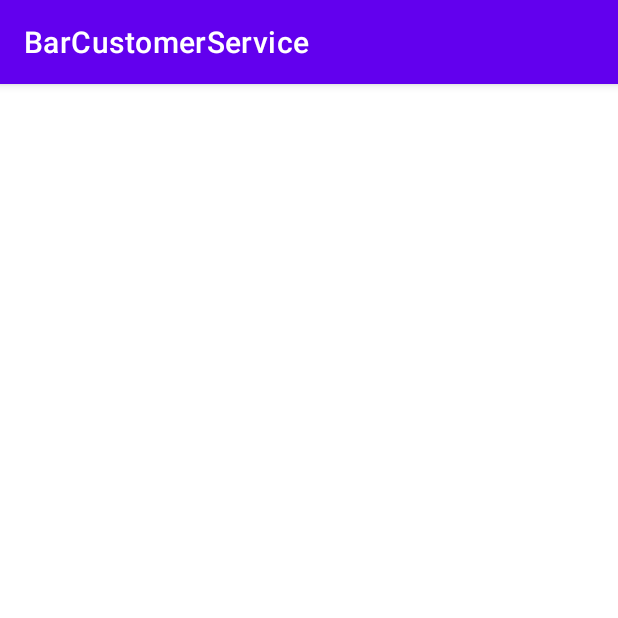
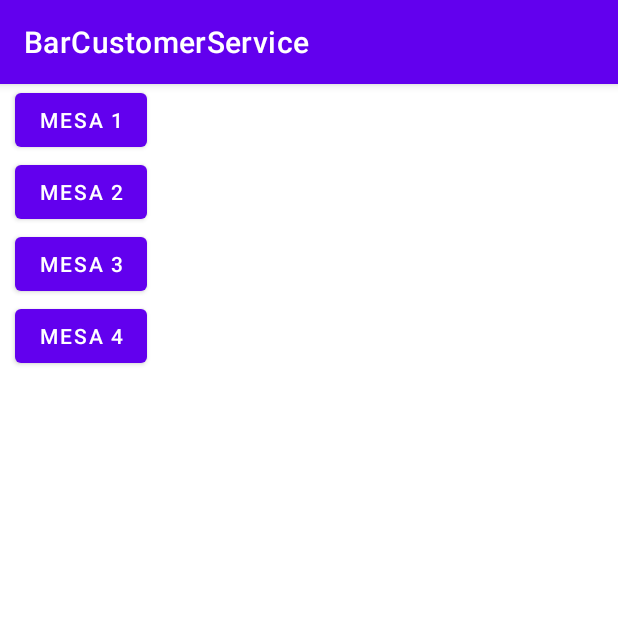
Before and after one commit to ABRAHAM-UMANA-D/barCustomerServiceApplication, an Android app: the screen it shows after launch (MainActivity), on a phone screen of 412 x 824 dp, the top half of it. Run offline under Robolectric (Android 15) with nearby library versions, the phone set to English and light mode, and no system bars; our stand-ins replace Firebase (no records; nobody signed in at launch, a user with empty details on screens opened directly); 10 statements that could not run were skipped.

Commit message:
Update Jeimmy

```diff
--- a/app/src/main/java/com/example/barcustomerservice/BarAdapter.java
+++ b/app/src/main/java/com/example/barcustomerservice/BarAdapter.java
@@ -30,12 +30,12 @@ public class BarAdapter extends RecyclerView.Adapter<BarAdapter.BarViewHolder> {
     @Override
     public void onBindViewHolder(@NonNull BarViewHolder holder, int position) {
         Mesa mesa = listMesas.get(position);
-
+        holder.txt_numero.setText(mesa.getNumero_mesa());
     }
 
     @Override
     public int getItemCount() {
-        return 0;
+        return listMesas.size();
     }
 
     public class BarViewHolder extends RecyclerView.ViewHolder {
@@ -43,6 +43,7 @@ public class BarAdapter extends RecyclerView.Adapter<BarAdapter.BarViewHolder> {
 
         public BarViewHolder(@NonNull View itemView) {
             super(itemView);
+            txt_numero=itemView.findViewById(R.id.text_numero);
         }
     }
 }
--- a/app/src/main/res/layout/activity_main.xml
+++ b/app/src/main/res/layout/activity_main.xml
@@ -2,6 +2,57 @@
 <androidx.constraintlayout.widget.ConstraintLayout xmlns:android="http://schemas.android.com/apk/res/android"
     xmlns:app="http://schemas.android.com/apk/res-auto"
     xmlns:tools="http://schemas.android.com/tools"
-    android:layout_width="wrap_content"
+    android:layout_width="match_parent"
     android:layout_height="wrap_content"
-    tools:context=".MainActivity"/>
+    tools:context=".MainActivity"
+    app:layout_behavior="@string/appbar_scrolling_view_behavior">
+
+    <LinearLayout
+        android:layout_width="match_parent"
+        android:layout_height="match_parent"
+        android:orientation="vertical">
+
+        <Button
+            android:layout_width="wrap_content"
+            android:layout_height="match_parent"
+            android:text="Mesa 1"
+            tools:layout_editor_absoluteX="81dp"
+            tools:layout_editor_absoluteY="85dp"
+            android:layout_marginLeft="10dp"/>
+
+        <Button
+            android:layout_width="wrap_content"
+            android:layout_height="match_parent"
+            android:text="Mesa 2"
+            tools:layout_editor_absoluteX="81dp"
+            tools:layout_editor_absoluteY="85dp"
+            android:layout_marginLeft="10dp"/>
+
+        <Button
+            android:layout_width="wrap_content"
+            android:layout_height="match_parent"
+            android:text="Mesa 3"
+            tools:layout_editor_absoluteX="81dp"
+            tools:layout_editor_absoluteY="85dp"
+            android:layout_marginLeft="10dp"/>
+
+        <Button
+            android:layout_width="wrap_content"
+            android:layout_height="match_parent"
+            android:text="Mesa 4"
+            tools:layout_editor_absoluteX="81dp"
+            tools:layout_editor_absoluteY="85dp"
+            android:layout_marginLeft="10dp"/>
+    </LinearLayout>
+
+    <androidx.recyclerview.widget.RecyclerView
+        android:id="@+id/recyclerview"
+        android:layout_width="match_parent"
+        android:layout_height="match_parent"
+        android:background="@android:color/darker_gray"
+        tools:layout_editor_absoluteX="0dp"
+        tools:layout_editor_absoluteY="250dp"
+        tools:listitem="@layout/recyclerview_item" />
+
+
+</androidx.constraintlayout.widget.ConstraintLayout>
```
Also changed, not shown: app/src/main/res/layout/recyclerview_item.xml (+15 -3 lines).
